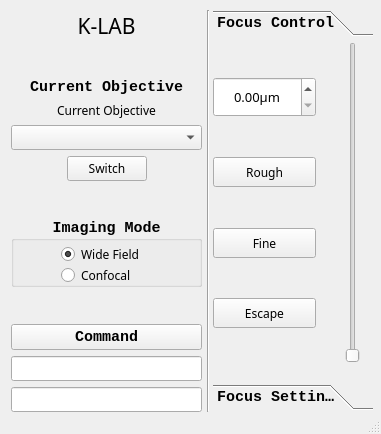
Before: the Qt Designer form mainwindow.ui in ZhengyiZ/IX83-GUI-Qt, drawn with Qt 5.
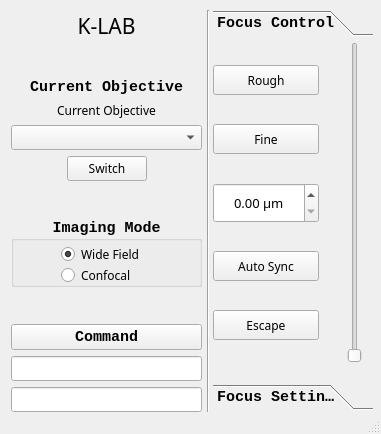
After: the same form once the commit is applied.

The edit to the form file:
```diff
--- a/mainwindow.ui
+++ b/mainwindow.ui
@@ -78,7 +78,81 @@
        <item>
         <layout class="QVBoxLayout" name="verticalLayout_2">
          <item>
-          <spacer name="verticalSpacer_4">
+          <spacer name="verticalSpacer_12">
+           <property name="orientation">
+            <enum>Qt::Vertical</enum>
+           </property>
+           <property name="sizeHint" stdset="0">
+            <size>
+             <width>20</width>
+             <height>40</height>
+            </size>
+           </property>
+          </spacer>
+         </item>
+         <item>
+          <widget class="QPushButton" name="roughBtn">
+           <property name="minimumSize">
+            <size>
+             <width>0</width>
+             <height>30</height>
+            </size>
+           </property>
+           <property name="font">
+            <font>
+             <family>微软雅黑</family>
+             <pointsize>9</pointsize>
+             <weight>50</weight>
+             <bold>false</bold>
+            </font>
+           </property>
+           <property name="text">
+            <string>Rough</string>
+           </property>
+           <property name="checkable">
+            <bool>true</bool>
+           </property>
+          </widget>
+         </item>
+         <item>
+          <spacer name="verticalSpacer_11">
+           <property name="orientation">
+            <enum>Qt::Vertical</enum>
+           </property>
+           <property name="sizeHint" stdset="0">
+            <size>
+             <width>20</width>
+             <height>40</height>
+            </size>
+           </property>
+          </spacer>
+         </item>
+         <item>
+          <widget class="QPushButton" name="fineBtn">
+           <property name="minimumSize">
+            <size>
+             <width>0</width>
+             <height>30</height>
+            </size>
+           </property>
+           <property name="font">
+            <font>
+             <family>微软雅黑</family>
+             <pointsize>9</pointsize>
+             <weight>50</weight>
+             <bold>false</bold>
+            </font>
+           </property>
+           <property name="text">
+            <string>Fine</string>
+           </property>
+           <property name="checkable">
+            <bool>true</bool>
+           </property>
+          </widget>
+         </item>
+         <item>
+          <spacer name="verticalSpacer_5">
            <property name="orientation">
             <enum>Qt::Vertical</enum>
            </property>
@@ -116,7 +190,7 @@
             <bool>false</bool>
            </property>
            <property name="suffix">
-            <string>μm</string>
+            <string> μm</string>
            </property>
            <property name="maximum">
             <double>10500.000000000000000</double>
@@ -130,7 +204,7 @@
           </widget>
          </item>
          <item>
-          <spacer name="verticalSpacer_11">
+          <spacer name="verticalSpacer_4">
            <property name="orientation">
             <enum>Qt::Vertical</enum>
            </property>
@@ -143,7 +217,7 @@
           </spacer>
          </item>
          <item>
-          <widget class="QPushButton" name="roughBtn">
+          <widget class="QPushButton" name="syncBtn">
            <property name="minimumSize">
             <size>
              <width>0</width>
@@ -159,44 +233,7 @@
             </font>
            </property>
            <property name="text">
-            <string>Rough</string>
-           </property>
-           <property name="checkable">
-            <bool>true</bool>
-           </property>
-          </widget>
-         </item>
-         <item>
-          <spacer name="verticalSpacer_5">
-           <property name="orientation">
-            <enum>Qt::Vertical</enum>
-           </property>
-           <property name="sizeHint" stdset="0">
-            <size>
-             <width>20</width>
-             <height>40</height>
-            </size>
-           </property>
-          </spacer>
-         </item>
-         <item>
-          <widget class="QPushButton" name="fineBtn">
-           <property name="minimumSize">
-            <size>
-             <width>0</width>
-             <height>30</height>
-            </size>
-           </property>
-           <property name="font">
-            <font>
-             <family>微软雅黑</family>
-             <pointsize>9</pointsize>
-             <weight>50</weight>
-             <bold>false</bold>
-            </font>
-           </property>
-           <property name="text">
-            <string>Fine</string>
+            <string>Auto Sync</string>
            </property>
            <property name="checkable">
             <bool>true</bool>
```
